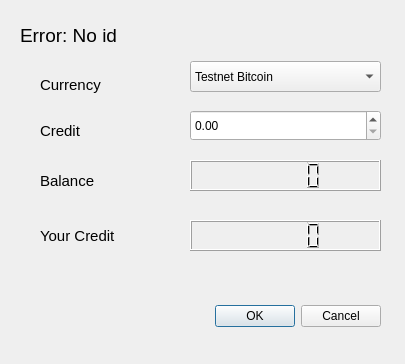
Qt form frienddetailsdialog.ui (zeroreserve/ZeroReserve) before a commit.
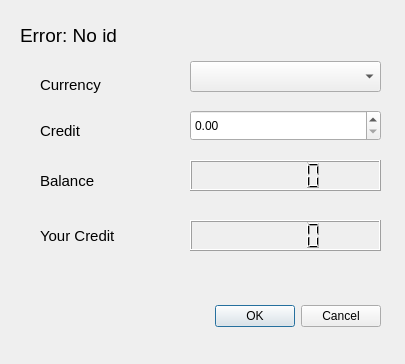
The same form after that commit.

What changed in the file:
```diff
--- a/frienddetailsdialog.ui
+++ b/frienddetailsdialog.ui
@@ -56,16 +56,6 @@
      <height>31</height>
     </rect>
    </property>
-   <item>
-    <property name="text">
-     <string>Testnet Bitcoin</string>
-    </property>
-   </item>
-   <item>
-    <property name="text">
-     <string>Zimbabwe Dollar</string>
-    </property>
-   </item>
   </widget>
   <widget class="QLabel" name="label_2">
    <property name="geometry">
```
